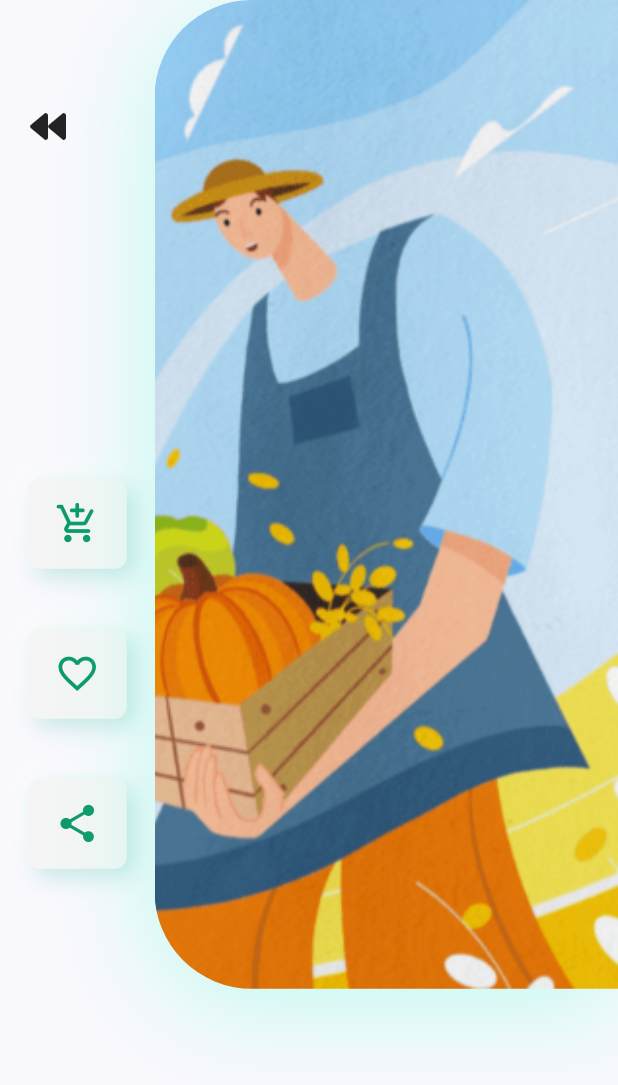
After one commit to ManoVikram/FreshMandee, a Flutter app: the ProductDetailsScreen screen opened by its route, on a phone screen of 412 x 824 dp. The commit adds this screen. Shown: the top 1085 px of the screen. Run offline on Flutter 3.47's test engine with Material 2 defaults, Android fonts, the phone set to English and light mode, and no system bars; drawn by our look-alikes of flutter_neumorphic; our stand-ins replace firebase_auth, firebase_core, font_awesome_flutter, google_fonts, pin_code_fields, velocity_x; accounts and stored records are empty.

Commit message:
Created the basic structure of the product details screen.

```diff
--- a/lib/main.dart
+++ b/lib/main.dart
@@ -7,6 +7,7 @@ import './screens/loginScreen.dart';
 import './screens/signupScreen.dart';
 import './screens/otpScreen.dart';
 import './screens/homeScreen.dart';
+import './screens/productDetailsScreen.dart';
 import './models/phoneNumber.dart';
 
 import './colorPalette.dart';
@@ -40,6 +41,7 @@ class _MyAppState extends State<MyApp> {
           SignupScreen.routeName: (contxt) => SignupScreen(),
           OTPScreen.routeName: (contxt) => OTPScreen(),
           HomeScreen.routeName: (contxt) => HomeScreen(),
+          ProductDetailsScreen.routeName: (contxt) => ProductDetailsScreen(),
         },
       ),
     );
--- /dev/null
+++ b/lib/screens/productDetailsScreen.dart
@@ -0,0 +1,21 @@
+import 'package:flutter/material.dart';
+import 'package:flutter_neumorphic/flutter_neumorphic.dart';
+
+import '../widgets/productImageAndIcons.dart';
+
+class ProductDetailsScreen extends StatelessWidget {
+  static const String routeName = "/productDetailsScreen";
+
+  @override
+  Widget build(BuildContext context) {
+    final Size size = MediaQuery.of(context).size;
+
+    return Scaffold(
+      body: Column(
+        children: [
+          ProductImageAndIcons(size: size),
+        ],
+      ),
+    );
+  }
+}
--- a/lib/widgets/customBottomNavigationBar.dart
+++ b/lib/widgets/customBottomNavigationBar.dart
@@ -22,7 +22,7 @@ class CustomBottomNavigationBar extends StatelessWidget {
           BoxShadow(
             offset: Offset(0, -10),
             blurRadius: 35.0,
-            color: primaryGreen.withOpacity(0.3),
+            color: Colors.tealAccent.withOpacity(0.2),
           ),
         ],
       ),
@@ -33,6 +33,9 @@ class CustomBottomNavigationBar extends StatelessWidget {
             icon: FaIcon(
               FontAwesomeIcons.home,
             ),
+            /* icon: Icon(
+              Icons.home_outlined,
+            ), */
             onPressed: () {},
           ),
           IconButton(
--- /dev/null
+++ b/lib/widgets/iconCard.dart
@@ -0,0 +1,43 @@
+import 'package:flutter/material.dart';
+import 'package:flutter_neumorphic/flutter_neumorphic.dart';
+
+import '../colorPalette.dart';
+
+class IconCard extends StatelessWidget {
+  final Size size;
+  final IconData icon;
+
+  const IconCard({
+    Key key,
+    this.size,
+    this.icon,
+  }) : super(key: key);
+
+  @override
+  Widget build(BuildContext context) {
+    return NeumorphicButton(
+      onPressed: () {},
+      minDistance: -10,
+      margin: EdgeInsets.symmetric(
+        vertical: 20.0,
+      ),
+      style: NeumorphicStyle(
+        shadowLightColorEmboss: Colors.white,
+        shadowDarkColorEmboss: Colors.blueGrey[100],
+        shadowDarkColor: Colors.teal[100],
+        shadowLightColor: Colors.white,
+        color: Colors.grey[100],
+        surfaceIntensity: 1.0,
+        depth: 10,
+      ),
+      child: Container(
+        height: 40,
+        child: Icon(
+          icon,
+          size: 30,
+          color: primaryGreen,
+        ),
+      ),
+    );
+  }
+}
--- a/lib/widgets/popularDeals.dart
+++ b/lib/widgets/popularDeals.dart
@@ -1,6 +1,7 @@
 import 'package:flutter/material.dart';
 
 import './popularDealsCard.dart';
+import '../screens/productDetailsScreen.dart';
 
 class PopularDeals extends StatelessWidget {
   const PopularDeals({
@@ -23,7 +24,9 @@ class PopularDeals extends StatelessWidget {
             size: size,
             image: "assets/images/FarmerBuyer.png",
             deal: "25",
-            onPressed: () {},
+            onPressed: () {
+              Navigator.of(context).pushNamed(ProductDetailsScreen.routeName);
+            },
           ),
           PopularDealsCard(
             size: size,
--- /dev/null
+++ b/lib/widgets/productImageAndIcons.dart
@@ -0,0 +1,86 @@
+import 'package:flutter/material.dart';
+import 'package:font_awesome_flutter/font_awesome_flutter.dart';
+
+import './iconCard.dart';
+
+class ProductImageAndIcons extends StatelessWidget {
+  const ProductImageAndIcons({
+    Key key,
+    @required this.size,
+  }) : super(key: key);
+
+  final Size size;
+
+  @override
+  Widget build(BuildContext context) {
+    return Padding(
+      padding: const EdgeInsets.only(bottom: 60.0),
+      child: SizedBox(
+        height: size.height * 0.8,
+        child: Row(
+          children: [
+            Expanded(
+              child: Padding(
+                padding: const EdgeInsets.symmetric(vertical: 60.0),
+                child: Column(
+                  children: [
+                    Align(
+                      alignment: Alignment.topLeft,
+                      child: IconButton(
+                        padding: EdgeInsets.symmetric(horizontal: 20.0),
+                        icon: FaIcon(FontAwesomeIcons.backward),
+                        onPressed: () {
+                          Navigator.of(context).pop();
+                        },
+                      ),
+                    ),
+                    Spacer(),
+                    IconCard(
+                      size: size,
+                      icon: Icons.add_shopping_cart_rounded,
+                    ),
+                    IconCard(
+                      size: size,
+                      icon: Icons.favorite_outline,
+                    ),
+                    IconCard(
+                      size: size,
+                      icon: Icons.share,
+                    ),
+                    /* IconCard(
+                      size: size,
+                      icon: Icons.shopping_bag_rounded,
+                    ), */
+                  ],
+                ),
+              ),
+            ),
+            Container(
+              height: size.height * 0.8,
+              width: size.width * 0.75,
+              decoration: BoxDecoration(
+                borderRadius: BorderRadius.only(
+                  topLeft: Radius.circular(65),
+                  bottomLeft: Radius.circular(65),
+                ),
+                boxShadow: [
+                  BoxShadow(
+                    offset: Offset(0, 10),
+                    blurRadius: 60,
+                    color: Colors.tealAccent.withOpacity(0.4),
+                  ),
+                ],
+                image: DecorationImage(
+                  fit: BoxFit.cover,
+                  alignment: Alignment.centerRight,
+                  // Change the image correspondingly
+                  image: AssetImage("assets/images/FarmerBuyer.png"),
+                ),
+              ),
+            ),
+          ],
+        ),
+      ),
+    );
+  }
+}
```
